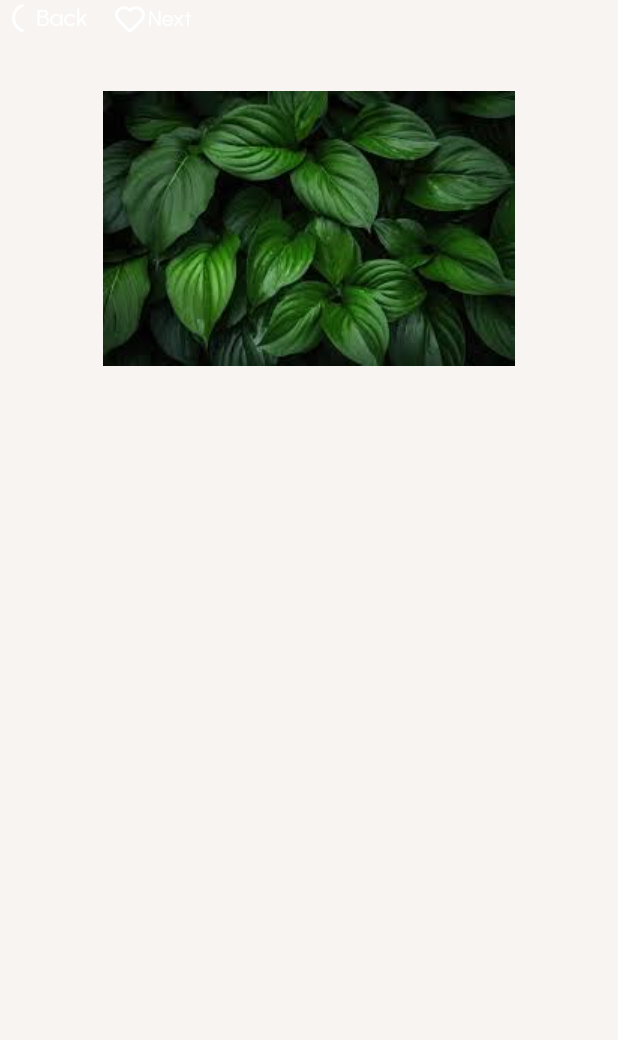
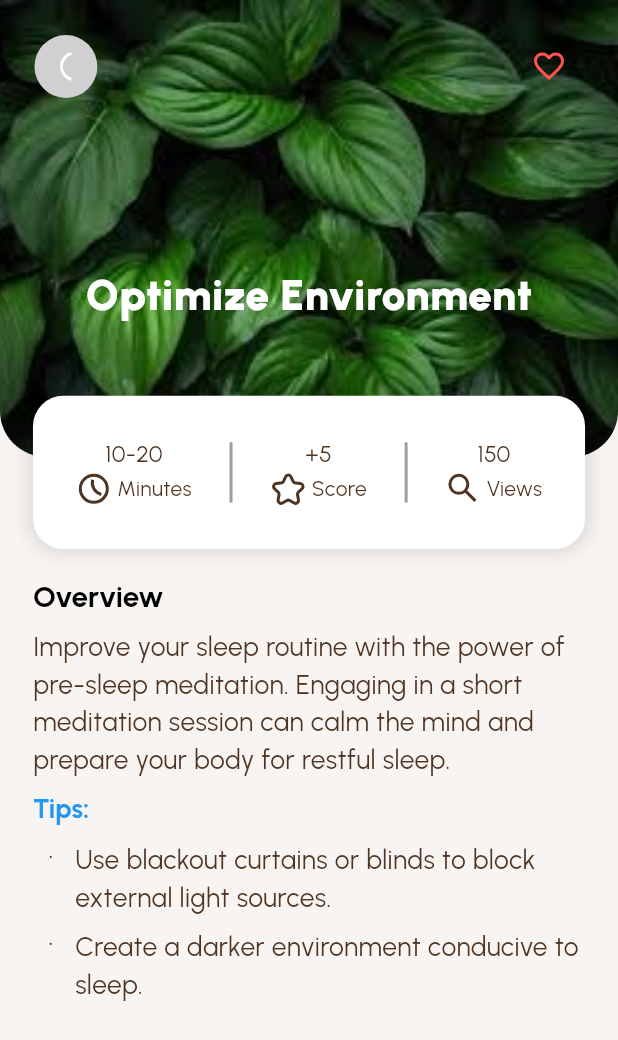
Before and after one commit to luciferro01/ClubCon, a Flutter app: the DashboardView screen opened by its route, after a tap on "Clubs", on a phone screen of 412 x 824 dp. Shown: the top 1040 px of the screen. Run offline on Flutter 3.47's test engine with Material 3 defaults, Android fonts, the phone set to English and light mode, and no system bars; drawn by our look-alikes of flutter_markdown; our stand-ins replace cookie_jar, curved_labeled_navigation_bar, dio, dio_cookie_manager, flutter_dotenv, flutter_screenutil and 7 more; accounts and stored records are empty; network calls fail.

Commit message:
feature(ArticleView): Completed

```diff
--- a/lib/constants/image_constants.dart
+++ b/lib/constants/image_constants.dart
@@ -45,6 +45,7 @@ class SvgAssets {
   static const message = "assets/svgs/monotone/message.svg";
   static const dumbbell = "assets/svgs/monotone/dumbbell.svg";
   static const heart = "assets/svgs/monotone/heart.svg";
+  static const clock = "assets/svgs/monotone/clock.svg";
 
   static const underMaintenanceIllistration =
       "assets/svgs/under_maintenance_illistration.svg";
--- /dev/null
+++ b/lib/features/articles/components/info_chip_widget.dart
@@ -0,0 +1,51 @@
+import 'package:clubcon/constants/image_constants.dart';
+import 'package:clubcon/constants/ui_constants.dart';
+import 'package:flutter/material.dart';
+import 'package:flutter_screenutil/flutter_screenutil.dart';
+import 'package:flutter_svg/flutter_svg.dart';
+
+class InfoChip extends StatelessWidget {
+  final String label;
+  final String icon;
+  final String trailingMessage;
+
+  const InfoChip({
+    super.key,
+    required this.label,
+    required this.icon,
+    required this.trailingMessage,
+  });
+
+  @override
+  Widget build(BuildContext context) {
+    return Container(
+      padding: EdgeInsets.symmetric(horizontal: 6.w, vertical: 6.h),
+      decoration: BoxDecoration(
+        // color: Colors.grey.shade200,
+        color: Colors.transparent,
+        borderRadius: BorderRadius.circular(10.r),
+      ),
+      child: Column(
+        mainAxisAlignment: MainAxisAlignment.center,
+        crossAxisAlignment: CrossAxisAlignment.center,
+        children: [
+          Text(
+            label,
+            style: TextStyle(
+              fontSize: 14.sp,
+            ),
+          ),
+          Row(
+            children: [
+              SvgPicture.asset(icon),
+              SizedBox(
+                width: defaultPadding.w * 0.2,
+              ),
+              Text(trailingMessage),
+            ],
+          )
+        ],
+      ),
+    );
+  }
+}
--- /dev/null
+++ b/lib/features/articles/controllers/article_controller.dart
@@ -0,0 +1,45 @@
+import 'package:clubcon/constants/image_constants.dart';
+import 'package:get/get.dart';
+import '../models/article_model.dart';
+
+class ArticleController extends GetxController {
+  var isLiked = false.obs;
+  late ArticleModel article;
+
+  @override
+  void onInit() {
+    super.onInit();
+    fetchArticle();
+  }
+
+  void fetchArticle() {
+    article = ArticleModel(
+      title: 'Optimize Environment',
+      description: 'Improve your sleep with pre-sleep meditation.',
+      rating: '+5',
+      timeToRead: '10-20',
+      bannerUrl: ImageAssets.leaves,
+      author: 'Dr. Freud',
+      authorAvatarUrl: 'assets/images/author.jpg',
+      date: DateTime.now(),
+      content: """
+## Overview
+Improve your sleep routine with the power of pre-sleep meditation. Engaging in a short meditation session can calm the mind and prepare your body for restful sleep.
+
+### Tips:
+- Use blackout curtains or blinds to block external light sources.
+- Create a darker environment conducive to sleep.
+      """,
+      category: 'Sleep',
+      likes: '10',
+      views: '150',
+      isLiked: false,
+      isViewed: true,
+      isLikedByUser: false,
+    );
+  }
+
+  void toggleLike() {
+    isLiked.value = !isLiked.value;
+  }
+}
--- a/lib/features/articles/models/article_model.dart
+++ b/lib/features/articles/models/article_model.dart
@@ -28,8 +28,8 @@ class ArticleModel {
     required this.category,
     required this.likes,
     required this.views,
-    this.isLiked = false,
-    required this.isViewed,
-    required this.isLikedByUser,
+    this.isLiked,
+    this.isViewed,
+    this.isLikedByUser,
   });
 }
--- a/lib/features/articles/views/article_view.dart
+++ b/lib/features/articles/views/article_view.dart
@@ -1,63 +1,171 @@
 import 'package:clubcon/constants/image_constants.dart';
+import 'package:clubcon/constants/ui_constants.dart';
+import 'package:clubcon/features/articles/components/info_chip_widget.dart';
+import 'package:clubcon/widgets/rounded_svg_button.dart';
 import 'package:flutter/material.dart';
+import 'package:flutter_markdown/flutter_markdown.dart';
 import 'package:flutter_screenutil/flutter_screenutil.dart';
-import 'package:flutter_svg/flutter_svg.dart';
+import 'package:get/get.dart';
+import '../controllers/article_controller.dart';
 
 class ArticleView extends StatelessWidget {
-  const ArticleView({super.key});
+  final ArticleController controller = Get.put(ArticleController());
+
+  ArticleView({super.key});
 
   @override
   Widget build(BuildContext context) {
-    return Scaffold(
+    return SafeArea(
+      child: Scaffold(
         body: SingleChildScrollView(
           child: Stack(
             children: [
+              // Banner Section
               Container(
-              width: double.infinity,
+                padding: EdgeInsets.symmetric(
+                  horizontal: 20.w,
+                  vertical: 20.h,
+                ),
                 height: 300.h,
                 decoration: BoxDecoration(
                   image: DecorationImage(
-                  image: AssetImage(ImageAssets.leaves),
+                    image: AssetImage(controller.article.bannerUrl),
+                    fit: BoxFit.cover,
+                  ),
+                  borderRadius: BorderRadius.vertical(
+                    bottom: Radius.circular(30.r),
                   ),
                 ),
                 child: Column(
+                  mainAxisAlignment: MainAxisAlignment.spaceBetween,
                   children: [
                     Row(
+                      mainAxisAlignment: MainAxisAlignment.spaceBetween,
                       children: [
-                      SvgPicture.asset(
-                        SvgAssets.chevronLeft,
-                        fit: BoxFit.scaleDown,
-                        colorFilter: const ColorFilter.mode(
-                          Colors.white,
-                          BlendMode.srcIn,
+                        RoundedSvgButton(
+                          svgAsset: SvgAssets.chevronLeft,
+                          onTap: () {
+                            Get.back();
+                          },
+                        ),
+                        Obx(
+                          () => IconButton(
+                            icon: Icon(
+                              controller.isLiked.value
+                                  ? Icons.favorite
+                                  : Icons.favorite_border,
+                              color: Colors.redAccent,
+                            ),
+                            onPressed: controller.toggleLike,
                           ),
                         ),
-                      const Text(
-                        'Back',
+                      ],
+                    ),
+                    SizedBox(height: defaultSpacing.h),
+                    Text(
+                      controller.article.title,
                       style: TextStyle(
-                          color: Colors.white,
-                          fontSize: 16,
+                        color: Theme.of(context).colorScheme.onPrimary,
+                        fontSize: 26.sp,
+                        fontWeight: FontWeight.w900,
                       ),
                     ),
-                      const SizedBox(width: 16),
-                      SvgPicture.asset(
-                        SvgAssets.heart,
-                        fit: BoxFit.scaleDown,
-                        colorFilter: const ColorFilter.mode(
-                          Colors.white,
-                          BlendMode.srcIn,
+                    SizedBox(
+                      height: defaultSpacing.h,
+                    ),
+                  ],
                 ),
               ),
-                      const Text(
-                        'Next',
-                        style: TextStyle(color: Colors.white),
+              // Info Section
+              Positioned(
+                top: 260.h,
+                left: 20.w,
+                right: 20.w,
+                child: Container(
+                  padding: EdgeInsets.all(20.w),
+                  decoration: BoxDecoration(
+                    borderRadius:
+                        BorderRadius.circular(defaultBorderRadious.r / 2),
+                    color: Colors.white,
+                    boxShadow: const [
+                      BoxShadow(
+                        color: Colors.black12,
+                        blurRadius: 10,
+                        spreadRadius: 2,
                       ),
                     ],
-                  )
+                  ),
+                  child: Row(
+                    mainAxisAlignment: MainAxisAlignment.spaceBetween,
+                    children: [
+                      InfoChip(
+                        label: controller.article.timeToRead,
+                        trailingMessage: 'Minutes',
+                        icon: SvgAssets.clock,
+                      ),
+                      Container(
+                        decoration: BoxDecoration(
+                          color: Colors.grey,
+                          borderRadius:
+                              BorderRadius.circular(defaultBorderRadious.r),
+                        ),
+                        height: 40.h,
+                        width: 2,
+                      ),
+                      InfoChip(
+                        label: controller.article.rating,
+                        trailingMessage: 'Score',
+                        icon: SvgAssets.star,
+                      ),
+                      Container(
+                        decoration: BoxDecoration(
+                          color: Colors.grey,
+                          borderRadius:
+                              BorderRadius.circular(defaultBorderRadious.r),
+                        ),
+                        height: 40.h,
+                        width: 2,
+                      ),
+                      InfoChip(
+                        label: controller.article.views,
+                        trailingMessage: 'Views',
+                        icon: SvgAssets.search,
+                      ),
                     ],
                   ),
-            )
+                ),
+              ),
+              // Article Content
+              Padding(
+                padding: EdgeInsets.only(top: 370.h, left: 20.w, right: 20.w),
+                child: Column(
+                  crossAxisAlignment: CrossAxisAlignment.start,
+                  children: [
+                    SizedBox(height: 10.h),
+                    MarkdownBody(
+                      data: controller.article.content,
+                      styleSheet: MarkdownStyleSheet(
+                        p: TextStyle(fontSize: 16.sp),
+                        h2: TextStyle(
+                          fontSize: 18.sp,
+                          fontWeight: FontWeight.bold,
+                        ),
+                        h3: TextStyle(
+                          fontSize: 16.sp,
+                          fontWeight: FontWeight.bold,
+                          color: Colors.blue,
+                        ),
+                        code: TextStyle(
+                          fontSize: 14.sp,
+                          color: Colors.green,
+                        ),
+                      ),
+                    ),
                   ],
+                ),
+              ),
+            ],
+          ),
         ),
       ),
     );
--- a/lib/routes/router.dart
+++ b/lib/routes/router.dart
@@ -70,7 +70,7 @@ List<GetPage> getPagesRoute = [
   ),
   GetPage(
     name: Routes.articleViewRoute,
-    page: () => const ArticleView(),
+    page: () => ArticleView(),
   ),
   GetPage(
     name: Routes.notificationViewRoute,
--- a/lib/theme/app_theme.dart
+++ b/lib/theme/app_theme.dart
@@ -18,7 +18,7 @@ class AppTheme {
       scaffoldBackgroundColor: const Color(0xFFf7f4f2),
       iconTheme: const IconThemeData(color: blackColor),
       textTheme: const TextTheme(
-        bodyMedium: TextStyle(color: blackColor40),
+        bodyMedium: TextStyle(color: primaryColor),
       ),
       elevatedButtonTheme: elevatedButtonThemeData,
       textButtonTheme: textButtonThemeData,
--- /dev/null
+++ b/lib/widgets/rounded_svg_button.dart
@@ -0,0 +1,52 @@
+import 'package:clubcon/constants/ui_constants.dart';
+import 'package:flutter/material.dart';
+import 'package:flutter_screenutil/flutter_screenutil.dart';
+import 'package:flutter_svg/flutter_svg.dart';
+
+class RoundedSvgButton extends StatelessWidget {
+  final String svgAsset;
+  final Function()? onTap;
+  final Color? backgroundColor;
+  final Color? svgColor;
+  final double? height;
+  final double? width;
+  const RoundedSvgButton(
+      {super.key,
+      required this.svgAsset,
+      required this.onTap,
+      this.backgroundColor = blackColor20,
+      this.svgColor = Colors.white,
+      this.height,
+      this.width});
+
+  @override
+  Widget build(BuildContext context) {
+    return GestureDetector(
+      onTap: onTap,
+      child: Container(
+        padding: EdgeInsets.all(2.0.w),
+        decoration: BoxDecoration(
+          color: backgroundColor,
+          shape: BoxShape.circle,
+        ),
+        child: Container(
+          padding: EdgeInsets.all(6.0.w), // Padding inside the circle
+          decoration: BoxDecoration(
+            color: backgroundColor,
+            shape: BoxShape.circle,
+          ),
+          child: SvgPicture.asset(
+            svgAsset,
+            height: height ?? 24.h, // Increased size
+            width: width ?? 24.w, // Increased size
+            colorFilter: ColorFilter.mode(
+              svgColor!,
+              BlendMode.srcIn,
+            ),
+            fit: BoxFit.scaleDown,
+          ),
+        ),
+      ),
+    );
+  }
+}
--- a/pubspec.yaml
+++ b/pubspec.yaml
@@ -51,6 +51,7 @@ dependencies:
   dio_cookie_manager: ^3.1.1
   shared_preferences: ^2.3.3
   path_provider: ^2.1.5
+  flutter_markdown: ^0.7.4+1
 
 dev_dependencies:
   flutter_test:
```
Also changed, not shown: assets/svgs/monotone/clock.svg (added), pubspec.lock. Lines whose indentation alone changed are shown as unchanged.
